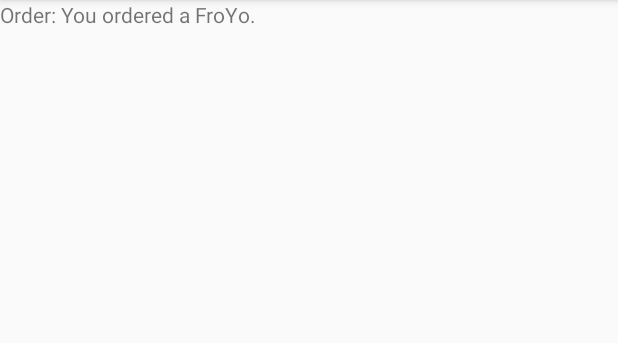
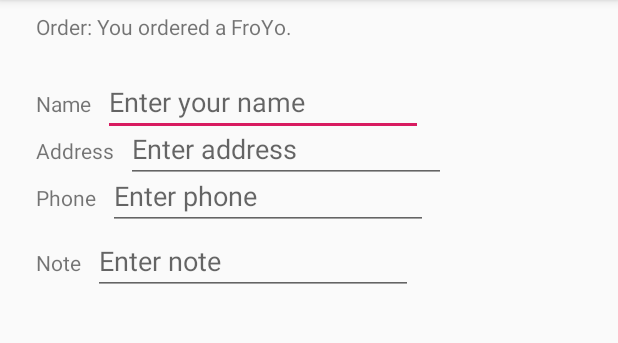
Before and after one commit to Yunji-Leo/AndroidCodelabs, an Android app: the screen it shows after launch (OrderActivity), after a tap on an icon or button, on a phone screen of 412 x 824 dp, the part 84-427 px from its top. Run offline under Robolectric (Android 15) with nearby library versions, the phone set to English and light mode, and no system bars.

Commit message:
text entry attributes

```diff
--- a/DroidCafe/app/src/main/res/layout/activity_order.xml
+++ b/DroidCafe/app/src/main/res/layout/activity_order.xml
@@ -10,7 +10,102 @@
         android:id="@+id/order_textview"
         android:layout_width="wrap_content"
         android:layout_height="wrap_content"
-        android:text="TextView"
-        tools:layout_editor_absoluteX="133dp"
-        tools:layout_editor_absoluteY="53dp" />
+        android:layout_marginStart="24dp"
+        android:layout_marginLeft="24dp"
+        android:layout_marginTop="8dp"
+        android:text="@string/order_lable_text"
+        app:layout_constraintStart_toStartOf="parent"
+        app:layout_constraintTop_toTopOf="parent" />
+
+    <TextView
+        android:id="@+id/name_label"
+        android:layout_width="wrap_content"
+        android:layout_height="wrap_content"
+        android:layout_marginStart="24dp"
+        android:layout_marginLeft="24dp"
+        android:layout_marginTop="32dp"
+        android:text="@string/name_label_text"
+        app:layout_constraintStart_toStartOf="parent"
+        app:layout_constraintTop_toBottomOf="@+id/order_textview" />
+
+    <EditText
+        android:id="@+id/name_text"
+        android:layout_width="wrap_content"
+        android:layout_height="wrap_content"
+        android:layout_marginStart="8dp"
+        android:layout_marginLeft="8dp"
+        android:ems="10"
+        android:hint="@string/enter_name_hint"
+        android:inputType="textPersonName"
+        app:layout_constraintBaseline_toBaselineOf="@+id/name_label"
+        app:layout_constraintStart_toEndOf="@+id/name_label" />
+
+    <TextView
+        android:id="@+id/address_label"
+        android:layout_width="wrap_content"
+        android:layout_height="wrap_content"
+        android:layout_marginStart="24dp"
+        android:layout_marginLeft="24dp"
+        android:text="@string/address_label_text"
+        app:layout_constraintStart_toStartOf="parent"
+        app:layout_constraintTop_toBottomOf="@+id/name_text" />
+
+    <EditText
+        android:id="@+id/address_text"
+        android:layout_width="0dp"
+        android:layout_height="wrap_content"
+        android:layout_marginStart="8dp"
+        android:layout_marginLeft="8dp"
+        android:ems="10"
+        android:gravity="start|top"
+        android:hint="@string/enter_address_hint"
+        android:inputType="textMultiLine"
+        app:layout_constraintBaseline_toBaselineOf="@+id/address_label"
+        app:layout_constraintStart_toEndOf="@+id/address_label" />
+
+    <TextView
+        android:id="@+id/phone_label"
+        android:layout_width="wrap_content"
+        android:layout_height="wrap_content"
+        android:layout_marginStart="24dp"
+        android:layout_marginLeft="24dp"
+        android:text="@string/phone_label_text"
+        app:layout_constraintStart_toStartOf="parent"
+        app:layout_constraintTop_toBottomOf="@+id/address_text" />
+
+    <EditText
+        android:id="@+id/phone_text"
+        android:layout_width="wrap_content"
+        android:layout_height="wrap_content"
+        android:layout_marginStart="8dp"
+        android:layout_marginLeft="8dp"
+        android:ems="10"
+        android:hint="@string/enter_phone_hint"
+        android:inputType="phone"
+        app:layout_constraintBaseline_toBaselineOf="@+id/phone_label"
+        app:layout_constraintStart_toEndOf="@+id/phone_label" />
+
+    <TextView
+        android:id="@+id/note_label"
+        android:layout_width="wrap_content"
+        android:layout_height="wrap_content"
+        android:layout_marginStart="24dp"
+        android:layout_marginLeft="24dp"
+        android:layout_marginTop="24dp"
+        android:text="@string/note_label_text"
+        app:layout_constraintStart_toStartOf="parent"
+        app:layout_constraintTop_toBottomOf="@+id/phone_label" />
+
+    <EditText
+        android:id="@+id/note_text"
+        android:layout_width="wrap_content"
+        android:layout_height="wrap_content"
+        android:layout_marginStart="8dp"
+        android:layout_marginLeft="8dp"
+        android:ems="10"
+        android:gravity="start|top"
+        android:hint="@string/enter_note_hint"
+        android:inputType="textMultiLine|textCapSentences"
+        app:layout_constraintBaseline_toBaselineOf="@+id/note_label"
+        app:layout_constraintStart_toEndOf="@+id/note_label" />
 </androidx.constraintlayout.widget.ConstraintLayout>
--- a/DroidCafe/app/src/main/res/values/strings.xml
+++ b/DroidCafe/app/src/main/res/values/strings.xml
@@ -8,4 +8,13 @@
     <string name="donut_order_message">You ordered a donut.</string>
     <string name="ice_cream_order_message">You ordered an ice cream sandwich.</string>
     <string name="froyo_order_message">You ordered a FroYo.</string>
+    <string name="order_lable_text">Order</string>
+    <string name="name_label_text">Name</string>
+    <string name="enter_name_hint">Enter your name</string>
+    <string name="address_label_text">Address</string>
+    <string name="enter_address_hint">Enter address</string>
+    <string name="phone_label_text">Phone</string>
+    <string name="enter_phone_hint">Enter phone</string>
+    <string name="note_label_text">Note</string>
+    <string name="enter_note_hint">Enter note</string>
 </resources>
```
